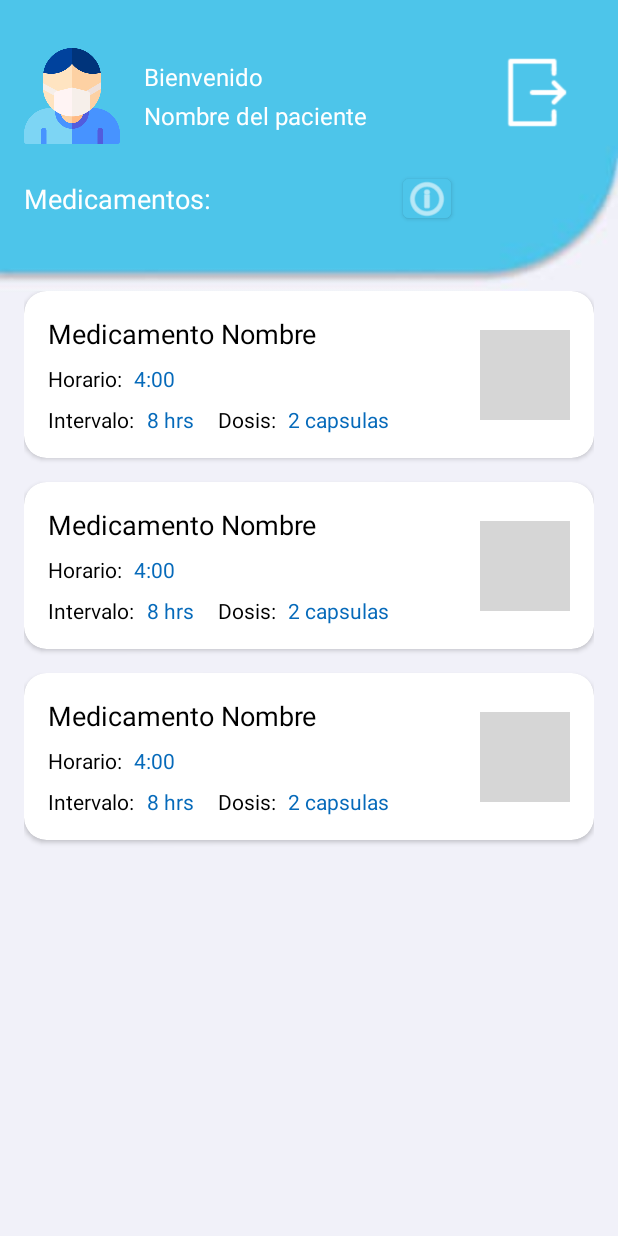
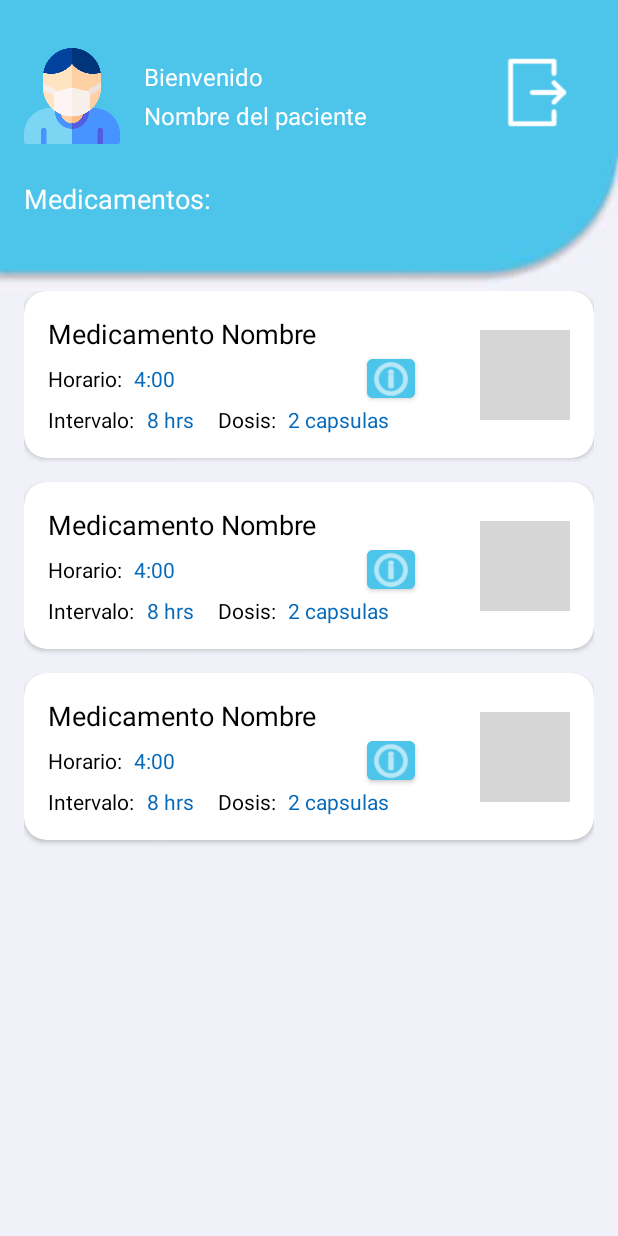
Before and after one commit to SistemasDistribuidosconGalletitas/appMovil, an Android app: the layout activity_medicamentos.xml on its own in the app's theme, with its tools: preview values and no code run, on a phone screen of 412 x 824 dp. Run offline under Robolectric (Android 15) with nearby library versions, the phone set to English and light mode, and no system bars; grey boxes are pictures that could not be loaded.

```diff
--- a/app/src/main/java/com/example/appssm/domain/ServidorContexto.java
+++ b/app/src/main/java/com/example/appssm/domain/ServidorContexto.java
@@ -1,5 +1,6 @@
 package com.example.appssm.domain;
 
+import android.Manifest;
 import android.app.AlarmManager;
 import android.app.PendingIntent;
 import android.content.ComponentName;
@@ -179,10 +180,11 @@ public class ServidorContexto{
 
     //    revisar prioridad (indice de gravedad por no aplicar un medicamento)
     public static void alertaPrioridad(String paciente, String medicamento, String horario) {
+
         String mensaje = "El paciente: " + paciente + " no ha aplicado: " + medicamento + " en el horario:" + horario;
 
         SmsManager manager = SmsManager.getDefault();
-        manager.sendTextMessage("525565092686", null, mensaje, null, null);
+        manager.sendTextMessage("2881226389", null, mensaje, null, null);
     }
 
     //    actualizar historial - actualizarHistorial()
--- a/app/src/main/res/layout/activity_medicamentos.xml
+++ b/app/src/main/res/layout/activity_medicamentos.xml
@@ -82,17 +82,17 @@
             app:layout_constraintStart_toStartOf="@id/bloque_top"
             app:layout_constraintTop_toBottomOf="@+id/iconoPaciente" />
 
-        <Button
-            android:id="@+id/btn_prioridad"
-            android:layout_width="32dp"
-            android:layout_height="38dp"
-            android:layout_marginStart="128dp"
-            android:backgroundTint="#4DC5EA"
-            android:padding="0dp"
-            app:icon="@android:drawable/ic_menu_info_details"
-            app:layout_constraintBottom_toBottomOf="@id/pacienteMedicamento"
-            app:layout_constraintStart_toEndOf="@id/pacienteMedicamento"
-            app:layout_constraintTop_toTopOf="@id/pacienteMedicamento" />
+<!--        <Button-->
+<!--            android:id="@+id/btn_prioridad"-->
+<!--            android:layout_width="32dp"-->
+<!--            android:layout_height="38dp"-->
+<!--            android:layout_marginStart="128dp"-->
+<!--            android:backgroundTint="#4DC5EA"-->
+<!--            android:padding="0dp"-->
+<!--            app:icon="@android:drawable/ic_menu_info_details"-->
+<!--            app:layout_constraintBottom_toBottomOf="@id/pacienteMedicamento"-->
+<!--            app:layout_constraintStart_toEndOf="@id/pacienteMedicamento"-->
+<!--            app:layout_constraintTop_toTopOf="@id/pacienteMedicamento" />-->
     </androidx.constraintlayout.widget.ConstraintLayout>
 
     <androidx.constraintlayout.widget.ConstraintLayout
--- a/app/src/main/res/layout/item_medicamento.xml
+++ b/app/src/main/res/layout/item_medicamento.xml
@@ -48,17 +48,17 @@
             app:layout_constraintStart_toEndOf="@id/medicamento_aplicacion"
             app:layout_constraintTop_toBottomOf="@id/medicamento_nombre" />
 
-<!--        <Button-->
-<!--            android:id="@+id/btn_prioridad"-->
-<!--            android:layout_width="32dp"-->
-<!--            android:layout_height="38dp"-->
-<!--            android:layout_marginStart="128dp"-->
-<!--            android:backgroundTint="#4DC5EA"-->
-<!--            android:padding="0dp"-->
-<!--            app:icon="@android:drawable/ic_menu_info_details"-->
-<!--            app:layout_constraintBottom_toBottomOf="@id/medicamento_hora"-->
-<!--            app:layout_constraintStart_toEndOf="@id/medicamento_hora"-->
-<!--            app:layout_constraintTop_toTopOf="@id/medicamento_hora" />-->
+        <Button
+            android:id="@+id/btn_prioridad"
+            android:layout_width="32dp"
+            android:layout_height="38dp"
+            android:layout_marginStart="128dp"
+            android:backgroundTint="#4DC5EA"
+            android:padding="0dp"
+            app:icon="@android:drawable/ic_menu_info_details"
+            app:layout_constraintBottom_toBottomOf="@id/medicamento_hora"
+            app:layout_constraintStart_toEndOf="@id/medicamento_hora"
+            app:layout_constraintTop_toTopOf="@id/medicamento_hora" />
 
         <TextView
             android:id="@+id/medicamento_intervalo"
```
Also changed, not shown: app/src/main/java/com/example/appssm/MedicamentosActivity.java (+15 -13 lines).
